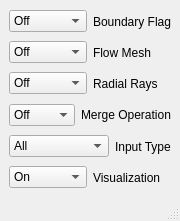
Old version of the form freecad/woodWorkbench/gui/ui/ui_CBL_modelParams.ui in the repository Computational-Mechanics-Material-Models/CBL-preprocesser.
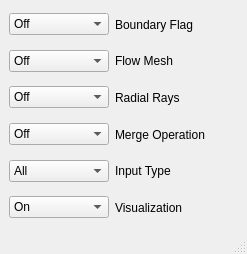
New version of the form.

Patch:
```diff
--- a/freecad/woodWorkbench/gui/ui/ui_CBL_modelParams.ui
+++ b/freecad/woodWorkbench/gui/ui/ui_CBL_modelParams.ui
@@ -6,8 +6,8 @@
    <rect>
     <x>0</x>
     <y>0</y>
-    <width>177</width>
-    <height>221</height>
+    <width>247</width>
+    <height>254</height>
    </rect>
   </property>
   <property name="sizePolicy">
```
Left out of the diff: 2 changed lines with no effect on the pictures.
